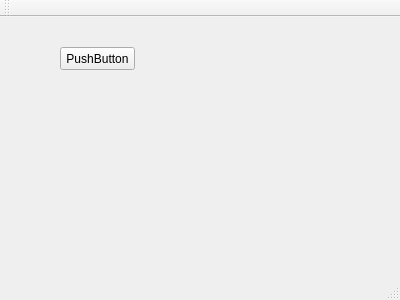
The window that mainwindow.ui (ArfaaShariff/QtButtonClickedClose) describes before a commit, drawn with Qt 5.
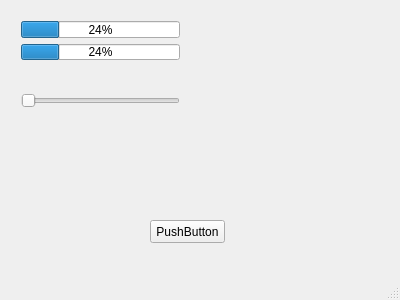
The same window after the commit.

Commit message: Added a progress bar and a horizontal slider using form and code

Patch:
```diff
--- a/mainwindow.ui
+++ b/mainwindow.ui
@@ -17,8 +17,8 @@
    <widget class="QPushButton" name="pushButton">
     <property name="geometry">
      <rect>
-      <x>60</x>
-      <y>30</y>
+      <x>150</x>
+      <y>220</y>
       <width>75</width>
       <height>23</height>
      </rect>
@@ -27,6 +27,51 @@
      <string>PushButton</string>
     </property>
    </widget>
+   <widget class="QWidget" name="layoutWidget">
+    <property name="geometry">
+     <rect>
+      <x>10</x>
+      <y>70</y>
+      <width>181</width>
+      <height>61</height>
+     </rect>
+    </property>
+    <layout class="QVBoxLayout" name="verticalLayout_3">
+     <item>
+      <widget class="QSlider" name="horizontalSlider">
+       <property name="orientation">
+        <enum>Qt::Horizontal</enum>
+       </property>
+      </widget>
+     </item>
+    </layout>
+   </widget>
+   <widget class="QWidget" name="">
+    <property name="geometry">
+     <rect>
+      <x>10</x>
+      <y>10</y>
+      <width>181</width>
+      <height>61</height>
+     </rect>
+    </property>
+    <layout class="QVBoxLayout" name="verticalLayout">
+     <item>
+      <widget class="QProgressBar" name="progressBar">
+       <property name="value">
+        <number>24</number>
+       </property>
+      </widget>
+     </item>
+     <item>
+      <widget class="QProgressBar" name="progressBar_3">
+       <property name="value">
+        <number>24</number>
+       </property>
+      </widget>
+     </item>
+    </layout>
+   </widget>
   </widget>
   <widget class="QMenuBar" name="menuBar">
    <property name="geometry">
@@ -38,14 +83,6 @@
     </rect>
    </property>
   </widget>
-  <widget class="QToolBar" name="mainToolBar">
-   <attribute name="toolBarArea">
-    <enum>TopToolBarArea</enum>
-   </attribute>
-   <attribute name="toolBarBreak">
-    <bool>false</bool>
-   </attribute>
-  </widget>
   <widget class="QStatusBar" name="statusBar"/>
  </widget>
  <layoutdefault spacing="6" margin="11"/>
```
Left out of the diff: 4 changed lines with no effect on the pictures. The commit also changes 1 other file.
